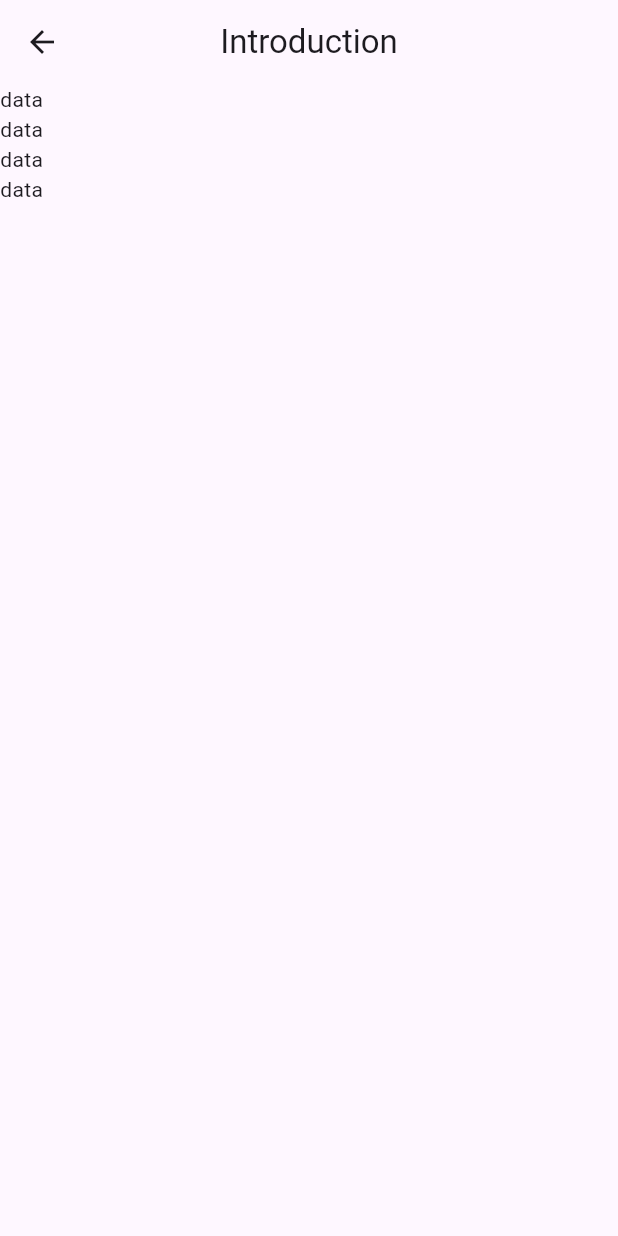
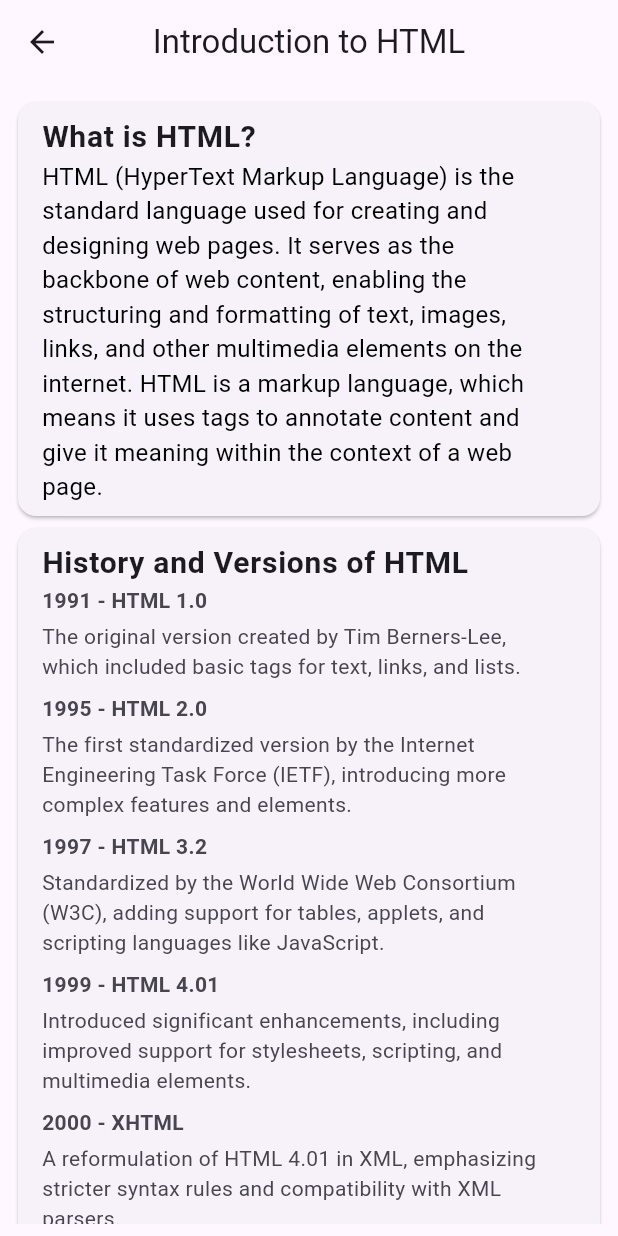
Before and after one commit to su-resh/learn_html_basic, a Flutter app: the screen it shows after launch, after a tap on "Introduction to HTML", on a phone screen of 412 x 824 dp. Run offline on Flutter 3.47's test engine with Material 3 defaults, Android fonts, the phone set to English and light mode, and no system bars.

```diff
--- /dev/null
+++ b/lib/Models/historyitem.dart
@@ -0,0 +1,26 @@
+import 'package:flutter/material.dart';
+
+class HistoryItem extends StatelessWidget {
+  final String year;
+  final String version;
+  final String description;
+
+  HistoryItem(
+      {required this.year, required this.version, required this.description});
+
+  @override
+  Widget build(BuildContext context) {
+    return Column(
+      crossAxisAlignment: CrossAxisAlignment.start,
+      children: [
+        Text(
+          "$year - $version",
+          style: TextStyle(fontWeight: FontWeight.bold),
+        ),
+        SizedBox(height: 4),
+        Text(description),
+        SizedBox(height: 8),
+      ],
+    );
+  }
+}
--- a/lib/Models/homeScreen_model.dart
+++ b/lib/Models/homeScreen_model.dart
@@ -1,15 +1,18 @@
 import 'package:flutter/material.dart';
-import 'package:learn_html_basic/Views/introduction.dart';
+import 'package:learn_html_basic/Screens/documentStructureScreen.dart';
+
+import '../Screens/introduction.dart';
 
 final List<Map<String, dynamic>> gridMap = [
   {
     "image": "assets/images/html.jpg",
     "title": "Introduction to HTML",
-    "route": const IntroductionPage(),
+    "route": IntroductionScreen(),
   },
   {
     "image": "assets/images/html.jpg",
     "title": "HTML Document Structure",
+    "route": Documentstructurescreen(),
   },
   {
     "image": "assets/images/html.jpg",
--- /dev/null
+++ b/lib/Models/importanceitem.dart
@@ -0,0 +1,24 @@
+import 'package:flutter/material.dart';
+
+class ImportanceItem extends StatelessWidget {
+  final String title;
+  final String description;
+
+  ImportanceItem({required this.title, required this.description});
+
+  @override
+  Widget build(BuildContext context) {
+    return Column(
+      crossAxisAlignment: CrossAxisAlignment.start,
+      children: [
+        Text(
+          title,
+          style: TextStyle(fontWeight: FontWeight.bold),
+        ),
+        SizedBox(height: 4),
+        Text(description),
+        SizedBox(height: 8),
+      ],
+    );
+  }
+}
--- /dev/null
+++ b/lib/Screens/documentStructureScreen.dart
@@ -0,0 +1,15 @@
+import 'package:flutter/material.dart';
+
+class Documentstructurescreen extends StatelessWidget {
+  const Documentstructurescreen({super.key});
+
+  @override
+  Widget build(BuildContext context) {
+    return Scaffold(
+      appBar: AppBar(
+        title: const Text('Document Structure'),
+      ),
+      body: Container(),
+    );
+  }
+}
--- /dev/null
+++ b/lib/Screens/introduction.dart
@@ -0,0 +1,128 @@
+import 'package:flutter/material.dart';
+
+import '../Models/historyitem.dart';
+import '../Models/importanceitem.dart';
+
+class IntroductionScreen extends StatelessWidget {
+  const IntroductionScreen({Key? key}) : super(key: key);
+
+  @override
+  Widget build(BuildContext context) {
+    return Scaffold(
+      appBar: AppBar(
+        title: const Text('Introduction to HTML'),
+        centerTitle: true,
+      ),
+      body: Padding(
+        padding: const EdgeInsets.all(8.0),
+        child: SingleChildScrollView(
+          scrollDirection: Axis.vertical,
+          child: Column(
+            crossAxisAlignment: CrossAxisAlignment.start,
+            children: [
+              Card(
+                child: ListTile(
+                  title: Text(
+                    "What is HTML?",
+                    style: header(),
+                  ),
+                  subtitle: Text(
+                    "HTML (HyperText Markup Language) is the standard language used for creating and designing web pages. It serves as the backbone of web content, enabling the structuring and formatting of text, images, links, and other multimedia elements on the internet. HTML is a markup language, which means it uses tags to annotate content and give it meaning within the context of a web page.",
+                    style: textbody(),
+                  ),
+                ),
+              ),
+              Card(
+                child: ListTile(
+                  title: Text(
+                    "History and Versions of HTML",
+                    style: header(),
+                  ),
+                  subtitle: Column(
+                    crossAxisAlignment: CrossAxisAlignment.start,
+                    children: [
+                      HistoryItem(
+                        year: "1991",
+                        version: "HTML 1.0",
+                        description:
+                            "The original version created by Tim Berners-Lee, which included basic tags for text, links, and lists.",
+                      ),
+                      HistoryItem(
+                        year: "1995",
+                        version: "HTML 2.0",
+                        description:
+                            "The first standardized version by the Internet Engineering Task Force (IETF), introducing more complex features and elements.",
+                      ),
+                      HistoryItem(
+                        year: "1997",
+                        version: "HTML 3.2",
+                        description:
+                            "Standardized by the World Wide Web Consortium (W3C), adding support for tables, applets, and scripting languages like JavaScript.",
+                      ),
+                      HistoryItem(
+                        year: "1999",
+                        version: "HTML 4.01",
+                        description:
+                            "Introduced significant enhancements, including improved support for stylesheets, scripting, and multimedia elements.",
+                      ),
+                      HistoryItem(
+                        year: "2000",
+                        version: "XHTML",
+                        description:
+                            "A reformulation of HTML 4.01 in XML, emphasizing stricter syntax rules and compatibility with XML parsers.",
+                      ),
+                      HistoryItem(
+                        year: "2014",
+                        version: "HTML5",
+                        description:
+                            "The latest major version, adding new elements for multimedia (audio and video), enhanced support for interactive applications, and improved semantic structure. HTML5 also deprecated several older elements and attributes to promote cleaner, more efficient coding practices.",
+                      ),
+                    ],
+                  ),
+                ),
+              ),
+              Card(
+                child: ListTile(
+                  title: Text(
+                    "Importance of HTML in Web Development",
+                    style: header(),
+                  ),
+                  subtitle: Column(
+                    crossAxisAlignment: CrossAxisAlignment.start,
+                    children: [
+                      ImportanceItem(
+                        title: "Structure",
+                        description:
+                            "It provides the basic structure of web pages, ensuring content is organized and presented logically.",
+                      ),
+                      ImportanceItem(
+                        title: "Accessibility",
+                        description:
+                            "HTML elements and attributes enhance web accessibility, making content usable for people with disabilities.",
+                      ),
+                      ImportanceItem(
+                        title: "SEO",
+                        description:
+                            "Proper use of HTML elements improves search engine optimization (SEO), helping web pages rank higher in search results.",
+                      ),
+                      ImportanceItem(
+                        title: "Integration",
+                        description:
+                            "HTML integrates seamlessly with other web technologies like CSS and JavaScript, allowing for rich, interactive, and visually appealing web experiences.",
+                      ),
+                    ],
+                  ),
+                ),
+              ),
+            ],
+          ),
+        ),
+      ),
+    );
+  }
+}
+
+TextStyle header() =>
+    const TextStyle(fontSize: 20, fontWeight: FontWeight.bold);
+TextStyle textbody() => const TextStyle(
+    fontSize: 16, fontWeight: FontWeight.normal, color: Colors.black);
--- a/lib/Views/introduction.dart
+++ /dev/null
@@ -1,30 +0,0 @@
-import 'package:flutter/material.dart';
-
-class IntroductionPage extends StatelessWidget {
-  const IntroductionPage({super.key});
-
-  @override
-  Widget build(BuildContext context) {
-    return Scaffold(
-        appBar: AppBar(
-          centerTitle: true,
-          title: Text('Introduction'),
-        ),
-        body: Column(
-          children: [
-            Column(
-              children: [
-                Text("data"),
-                Text("data"),
-                Container(
-                  child: Text("data"),
-                ),
-                Container(
-                  child: Text("data"),
-                )
-              ],
-            )
-          ],
-        ));
-  }
-}
--- a/lib/main.dart
+++ b/lib/main.dart
@@ -1,5 +1,5 @@
 import 'package:flutter/material.dart';
-import 'package:learn_html_basic/Views/homeScreen.dart';
+import 'package:learn_html_basic/Screens/homeScreen.dart';
 
 class learn_html extends StatelessWidget {
   const learn_html({super.key});
```
Also changed, not shown: lib/Screens/homeScreen.dart (renamed from lib/Views/homeScreen.dart), 1 other file.
